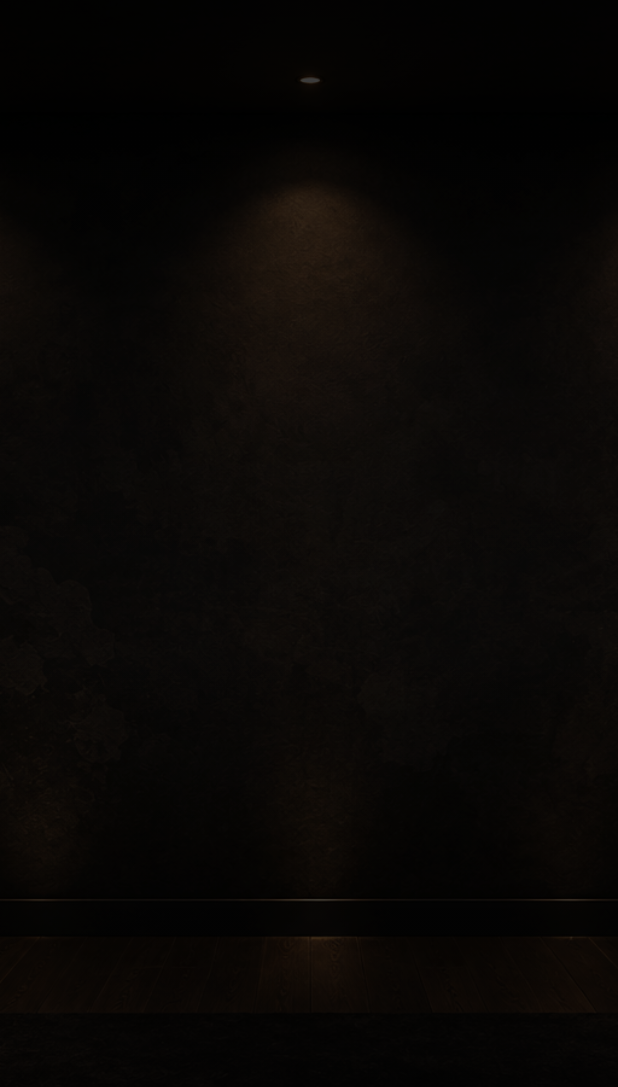
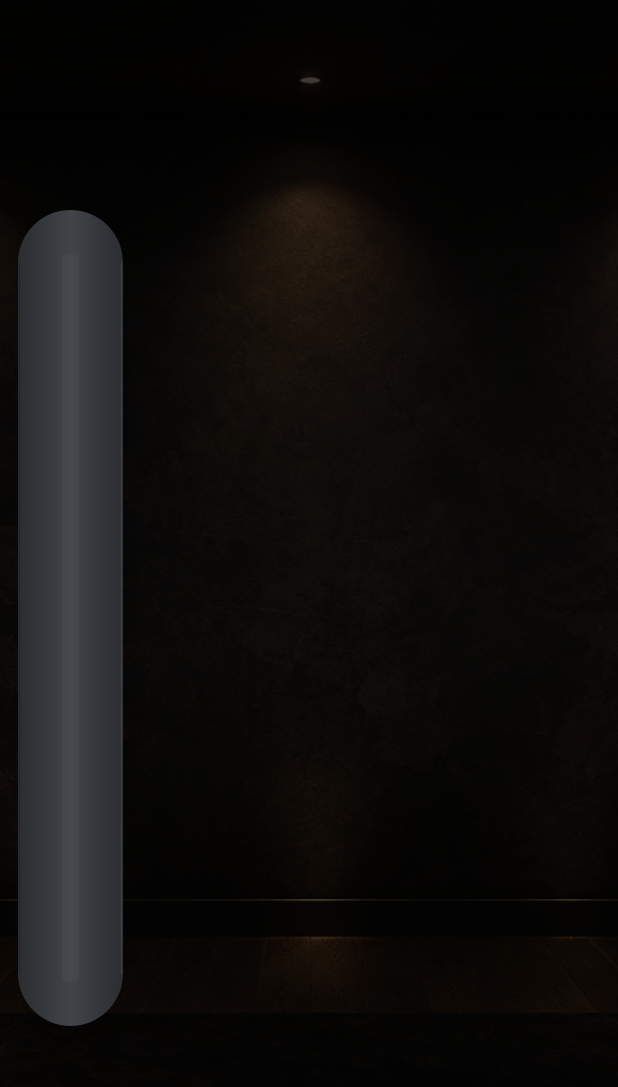
Before and after one commit to nickpooledev/BinderHaven, a Flutter app: the screen it shows after launch, on a phone screen of 412 x 824 dp. Shown: the top 1087 px of the screen. Run offline on Flutter 3.47's test engine with Material 3 defaults, Android fonts, the phone set to English and light mode, and no system bars.

Commit message:
This commit marks the beginning of BinderHaven's premium UI redesign and establishes the foundation for the application's visual language.
Highlights
----------
- Replaced the original library layout with a clean layered architecture.
- Added custom library background support.
- Introduced a dedicated navigation shell component.
- Refactored navigation into reusable widgets.
- Began transition away from Material navigation toward a custom BinderHaven navigation experience.
- Implemented a custom-painted navigation rail using CustomPainter.
- Introduced premium gunmetal styling and soft depth/shadow treatment.
- Refined rail proportions for mobile-first design using a Pixel 9 emulator.
- Reduced rail width and introduced floating placement away from the screen edge.
- Began evolving the navigation rail into a premium hardware-inspired component rather than a traditional sidebar.
- Established a reusable component structure for future enhancements.

Design Direction
----------------
This commit establishes BinderHaven's emerging design language:

- Mobile-first UI
- Premium industrial design
- Physical materials over flat UI
- Hardware-inspired navigation
- Calm, understated interface
- Binder-first visual hierarchy

Future Work
-----------
- Continue refining navigation rail silhouette.
- Add icon system and selection animations.
- Build first production-quality binder tile.
- Implement two-column library layout.
- Replace placeholder wallpaper with configurable material backgrounds.
- Begin binder cover rendering system.
- Add metadata panel beneath binder covers.
- Implement Binder View and page transition system.

Status
------
This is considered the first visual milestone toward BinderHaven's production UI and serves as the foundation for all future screens.

```diff
--- a/lib/app/features/library/presentation/pages/library_page.dart
+++ b/lib/app/features/library/presentation/pages/library_page.dart
@@ -1,6 +1,7 @@
 import 'package:flutter/material.dart';
 
 import '../widgets/library_background.dart';
+import '../widgets/navigation_rail.dart';
 
 class LibraryPage extends StatelessWidget {
   const LibraryPage({super.key});
@@ -12,6 +13,8 @@ class LibraryPage extends StatelessWidget {
         fit: StackFit.expand,
         children: [
           LibraryBackground(),
+
+          LibraryNavigationRail(),
         ],
       ),
     );
--- /dev/null
+++ b/lib/app/features/library/presentation/widgets/navigation_rail.dart
@@ -0,0 +1,15 @@
+import 'package:flutter/material.dart';
+
+import 'navigation_rail_shell.dart';
+
+class LibraryNavigationRail extends StatelessWidget {
+  const LibraryNavigationRail({super.key});
+
+  @override
+  Widget build(BuildContext context) {
+    return const Align(
+      alignment: Alignment.centerLeft,
+      child: NavigationRailShell(),
+    );
+  }
+}
--- /dev/null
+++ b/lib/app/features/library/presentation/widgets/navigation_rail_shell.dart
@@ -0,0 +1,23 @@
+import 'package:flutter/material.dart';
+
+import 'navigation_rail_painter.dart';
+
+class NavigationRailShell extends StatelessWidget {
+  const NavigationRailShell({super.key});
+
+  @override
+  Widget build(BuildContext context) {
+    final height = MediaQuery.of(context).size.height * 0.66;
+
+    return Padding(
+      padding: const EdgeInsets.only(left: 12),
+      child: SizedBox(
+        width: 70,
+        height: height,
+        child: CustomPaint(
+          painter: NavigationRailPainter(),
+        ),
+      ),
+    );
+  }
+}
```
Also changed, not shown: lib/app/features/library/presentation/widgets/navigation_rail_painter.dart (added, +77 -0 lines).
